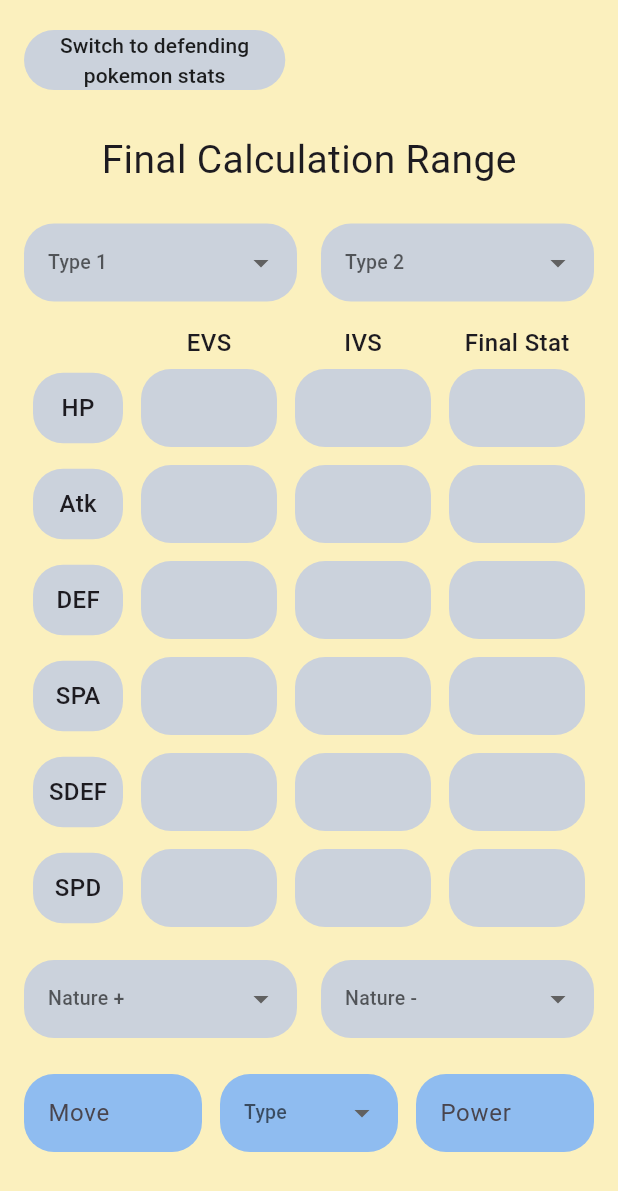
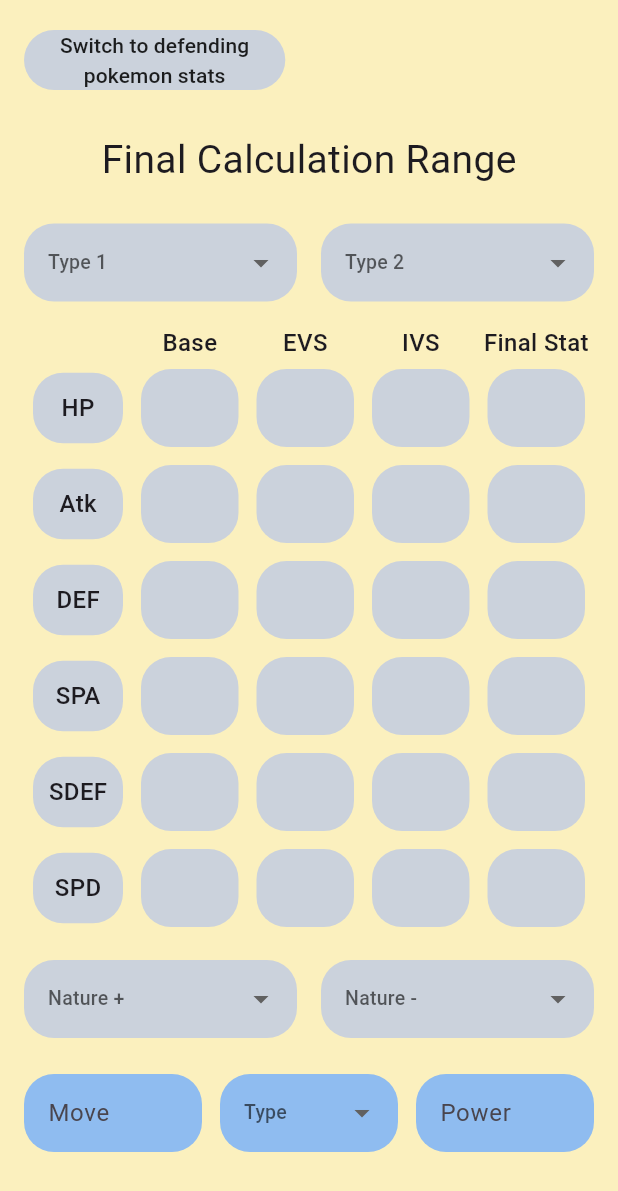
Before and after one commit to jacobperez47/pokemon_damage_calculator, a Flutter app: the screen it shows after launch, on a phone screen of 412 x 824 dp. Shown: the top 1191 px of the screen. Run offline on Flutter 3.47's test engine with Material 3 defaults, Android fonts, the phone set to English and light mode, and no system bars; our stand-ins replace material_ui.

Commit message:
base stats

```diff
--- a/lib/calc_UI.dart
+++ b/lib/calc_UI.dart
@@ -32,6 +32,7 @@ class _CalcUIState extends State<CalcUI> {
   String? _type1, _type2, _naturePlus, _natureMinus, _moveType;
 
   //controllers for the input boxes
+  late final Map<String, TextEditingController> _baseControllers;
   late final Map<String, TextEditingController> _evControllers;
   late final Map<String, TextEditingController> _ivControllers;
   late final Map<String, TextEditingController> _finalControllers;
@@ -42,6 +43,7 @@ class _CalcUIState extends State<CalcUI> {
   void initState() {
     super.initState();
     //make one controller per stat
+    _baseControllers = {for (final s in _stats) s: TextEditingController()};
     _evControllers = {for (final s in _stats) s: TextEditingController()};
     _ivControllers = {for (final s in _stats) s: TextEditingController()};
     _finalControllers = {for (final s in _stats) s: TextEditingController()};
@@ -51,6 +53,7 @@ class _CalcUIState extends State<CalcUI> {
   void dispose() {
     //clean up every controller
     for (final c in [
+      ..._baseControllers.values,
       ..._evControllers.values,
       ..._ivControllers.values,
       ..._finalControllers.values,
@@ -131,6 +134,7 @@ class _CalcUIState extends State<CalcUI> {
     return TableRow(
       children: [
         const SizedBox(),
+        _label('Base', size: 16),
         _label('EVS', size: 16),
         _label('IVS', size: 16),
         _label('Final Stat', size: 16),
@@ -153,6 +157,11 @@ class _CalcUIState extends State<CalcUI> {
             ),//end of BoxDecoration
             child: _label(stat, size: 16),
           ),//end of Container
+        ),//end of Padding
+        //base stat box
+        Padding(
+          padding: const EdgeInsets.all(6),
+          child: _numberField(_baseControllers[stat]!, maxValue: 255),
         ),//end of Padding
         //EV box
         Padding(
```
